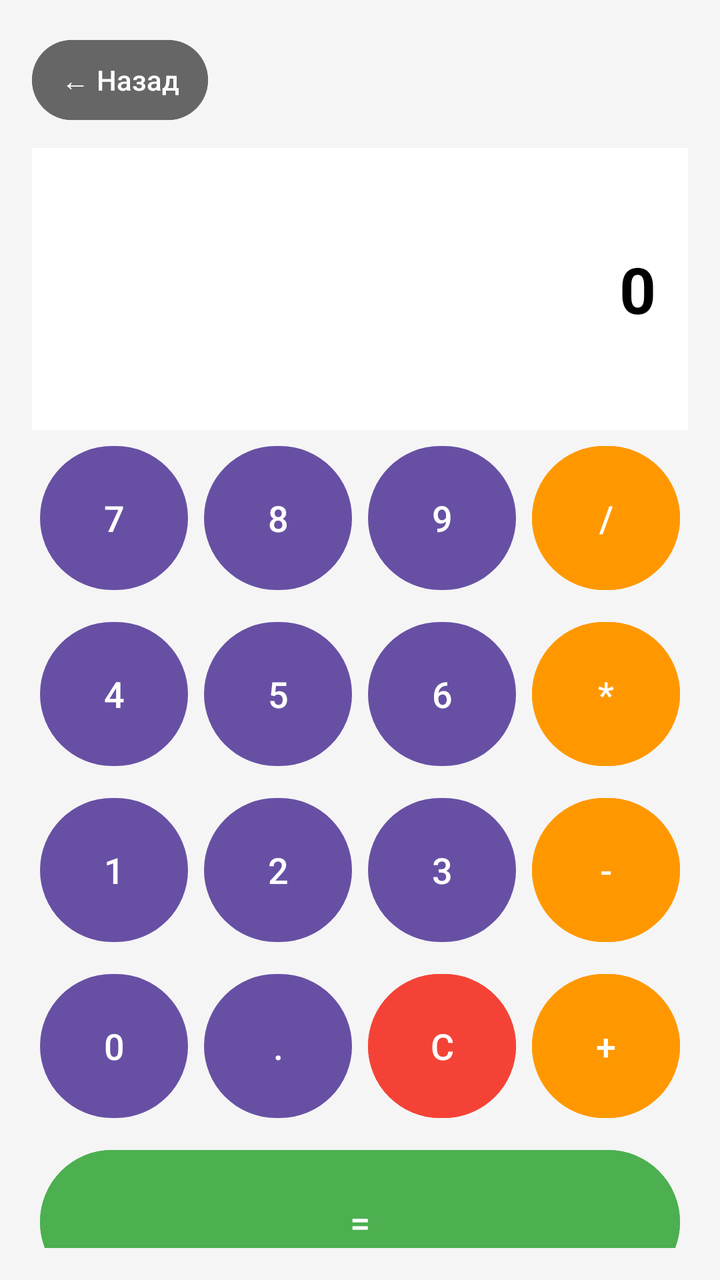
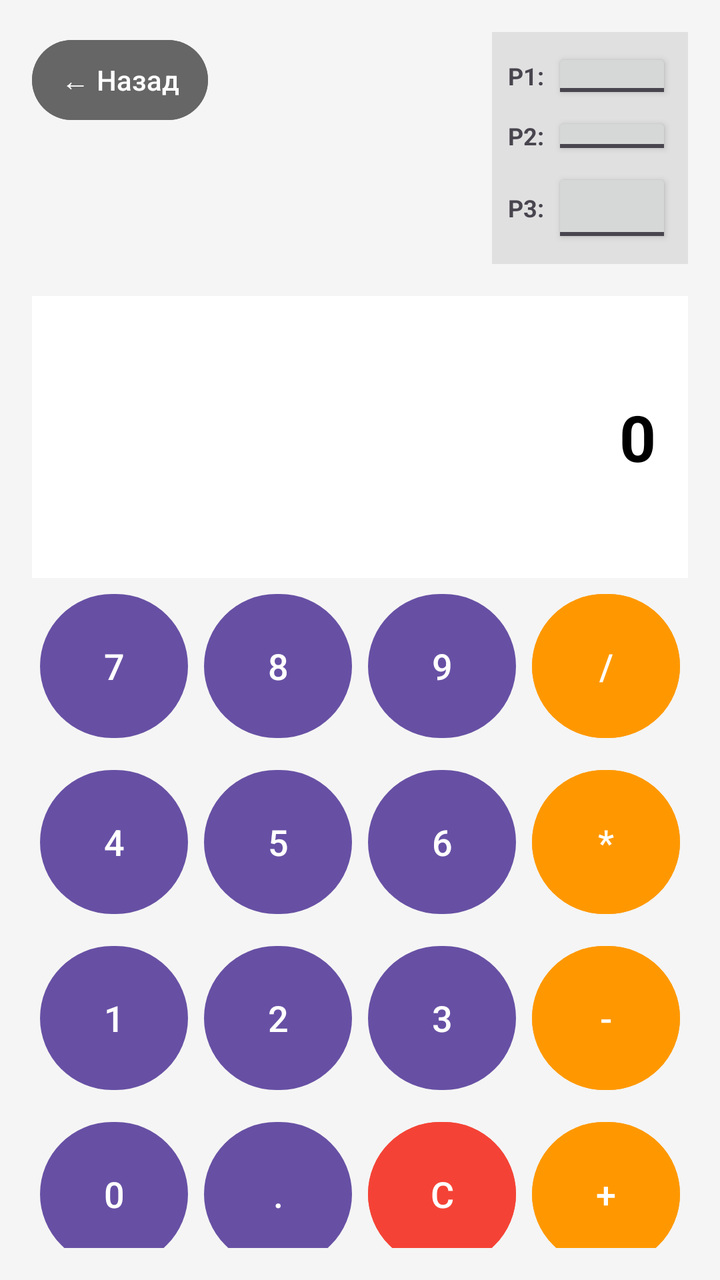

The first picture is an Android layout as it rendered before a commit; the second is the same layout after the commit. The layout source and the unified diff follow.
<!-- AndroidManifest.xml: application theme Theme.Android -->
<!-- res/layout/calc.xml -->
<?xml version="1.0" encoding="utf-8"?>
<LinearLayout xmlns:android="http://schemas.android.com/apk/res/android"
    android:layout_width="match_parent"
    android:layout_height="match_parent"
    android:orientation="vertical"
    android:padding="16dp"
    android:background="#F5F5F5">

    <Button
        android:id="@+id/btn_back_calc"
        android:layout_width="wrap_content"
        android:layout_height="wrap_content"
        android:text="← Назад"
        android:backgroundTint="#666666"
        android:textColor="@color/white"
        android:padding="8dp"
        android:layout_marginBottom="10dp" />

    <TextView
        android:id="@+id/tvResult"
        android:layout_width="match_parent"
        android:layout_height="141dp"
        android:background="#FFFFFF"
        android:gravity="end|center_vertical"
        android:padding="16dp"
        android:text="0"
        android:textSize="32sp"
        android:textStyle="bold"
        android:textColor="#000000" />

    <View
        android:layout_width="match_parent"
        android:layout_height="0dp"
        android:layout_weight="1" />

    <LinearLayout
        android:layout_width="match_parent"
        android:layout_height="wrap_content"
        android:orientation="horizontal">

        <Button
            android:id="@+id/btn_7"
            android:layout_width="0dp"
            android:layout_height="80dp"
            android:layout_margin="4dp"
            android:layout_weight="1"
            android:text="7"
            android:textSize="18sp" />

        <Button
            android:id="@+id/btn_8"
            android:layout_width="0dp"
            android:layout_height="80dp"
            android:layout_margin="4dp"
            android:layout_weight="1"
            android:text="8"
            android:textSize="18sp" />

        <Button
            android:id="@+id/btn_9"
            android:layout_width="0dp"
            android:layout_height="80dp"
            android:layout_margin="4dp"
            android:layout_weight="1"
            android:text="9"
            android:textSize="18sp" />

        <Button
            android:id="@+id/btn_divide"
            android:layout_width="0dp"
            android:layout_height="80dp"
            android:layout_margin="4dp"
            android:layout_weight="1"
            android:backgroundTint="#FF9800"
            android:text="/"
            android:textSize="18sp" />
    </LinearLayout>

    <LinearLayout
        android:layout_width="match_parent"
        android:layout_height="wrap_content"
        android:orientation="horizontal">

        <Button
            android:id="@+id/btn_4"
            android:layout_width="0dp"
            android:layout_height="80dp"
            android:layout_margin="4dp"
            android:layout_weight="1"
            android:text="4"
            android:textSize="18sp" />

        <Button
            android:id="@+id/btn_5"
            android:layout_width="0dp"
            android:layout_height="80dp"
            android:layout_margin="4dp"
            android:layout_weight="1"
            android:text="5"
            android:textSize="18sp" />

        <Button
            android:id="@+id/btn_6"
            android:layout_width="0dp"
            android:layout_height="80dp"
            android:layout_margin="4dp"
            android:layout_weight="1"
            android:text="6"
            android:textSize="18sp" />

        <Button
            android:id="@+id/btn_multiply"
            android:layout_width="0dp"
            android:layout_height="80dp"
            android:layout_margin="4dp"
            android:layout_weight="1"
            android:backgroundTint="#FF9800"
            android:text="*"
            android:textSize="18sp" />
    </LinearLayout>

    <LinearLayout
        android:layout_width="match_parent"
        android:layout_height="wrap_content"
        android:orientation="horizontal">

        <Button
            android:id="@+id/btn_1"
            android:layout_width="0dp"
            android:layout_height="80dp"
            android:layout_margin="4dp"
            android:layout_weight="1"
            android:text="1"
            android:textSize="18sp" />

        <Button
            android:id="@+id/btn_2"
            android:layout_width="0dp"
            android:layout_height="80dp"
            android:layout_margin="4dp"
            android:layout_weight="1"
            android:text="2"
            android:textSize="18sp" />

        <Button
            android:id="@+id/btn_3"
            android:layout_width="0dp"
            android:layout_height="80dp"
            android:layout_margin="4dp"
            android:layout_weight="1"
            android:text="3"
            android:textSize="18sp" />

        <Button
            android:id="@+id/btn_subtract"
            android:layout_width="0dp"
            android:layout_height="80dp"
            android:layout_margin="4dp"
            android:layout_weight="1"
            android:backgroundTint="#FF9800"
            android:text="-"
            android:textSize="18sp" />
    </LinearLayout>

    <LinearLayout
        android:layout_width="match_parent"
        android:layout_height="wrap_content"
        android:orientation="horizontal">

        <Button
            android:id="@+id/btn_0"
            android:layout_width="0dp"
            android:layout_height="80dp"
            android:layout_margin="4dp"
            android:layout_weight="1"
            android:text="0"
            android:textSize="18sp" />

        <Button
            android:id="@+id/btn_dot"
            android:layout_width="0dp"
            android:layout_height="80dp"
            android:layout_margin="4dp"
            android:layout_weight="1"
            android:text="."
            android:textSize="18sp" />

        <Button
            android:id="@+id/btn_clear"
            android:layout_width="0dp"
            android:layout_height="80dp"
            android:layout_margin="4dp"
            android:layout_weight="1"
            android:backgroundTint="#F44336"
            android:text="C"
            android:textSize="18sp" />

        <Button
            android:id="@+id/btn_add"
            android:layout_width="0dp"
            android:layout_height="80dp"
            android:layout_margin="4dp"
            android:layout_weight="1"
            android:backgroundTint="#FF9800"
            android:text="+"
            android:textSize="18sp" />
    </LinearLayout>

    <LinearLayout
        android:layout_width="match_parent"
        android:layout_height="wrap_content"
        android:orientation="horizontal">

        <Button
            android:id="@+id/btn_equals"
            android:layout_width="0dp"
            android:layout_height="80dp"
            android:layout_margin="4dp"
            android:layout_weight="1"
            android:backgroundTint="#4CAF50"
            android:text="="
            android:textSize="18sp" />
    </LinearLayout>

</LinearLayout>
<!-- resources referenced by this layout -->
<resources>
  <color name="white">#FFFFFFFF</color>
  <style name="Theme.Android" parent="Base.Theme.Android" />
  <style name="Base.Theme.Android" parent="Theme.Material3.DayNight.NoActionBar">
          
          
      </style>
</resources>

<!-- the commit's change to res/layout/calc.xml (unified diff, before → after) -->
@@ -6,15 +6,117 @@
     android:padding="16dp"
     android:background="#F5F5F5">
 
-    <Button
-        android:id="@+id/btn_back_calc"
-        android:layout_width="wrap_content"
-        android:layout_height="wrap_content"
-        android:text="← Назад"
-        android:backgroundTint="#666666"
-        android:textColor="@color/white"
-        android:padding="8dp"
-        android:layout_marginBottom="10dp" />
+    
+    <LinearLayout
+        android:layout_width="match_parent"
+        android:layout_height="116dp"
+        android:layout_marginBottom="16dp"
+        android:orientation="horizontal">
+
+        <Button
+            android:id="@+id/btn_back_calc"
+            android:layout_width="wrap_content"
+            android:layout_height="wrap_content"
+            android:backgroundTint="#666666"
+            android:padding="8dp"
+            android:text="← Назад"
+            android:textColor="@android:color/white" />
+
+        <Space
+            android:layout_width="0dp"
+            android:layout_height="wrap_content"
+            android:layout_weight="1" />
+
+        
+        <LinearLayout
+            android:layout_width="wrap_content"
+            android:layout_height="wrap_content"
+            android:background="#E0E0E0"
+            android:orientation="vertical"
+            android:padding="8dp">
+
+            
+            <LinearLayout
+                android:layout_width="wrap_content"
+                android:layout_height="28dp"
+                android:gravity="center_vertical"
+                android:orientation="horizontal">
+
+                <TextView
+                    android:layout_width="wrap_content"
+                    android:layout_height="wrap_content"
+                    android:layout_marginEnd="4dp"
+                    android:text="Р1:"
+                    android:textSize="12sp"
+                    android:textStyle="bold" />
+
+                <ToggleButton
+                    android:id="@+id/toggle_mode1"
+                    android:layout_width="wrap_content"
+                    android:layout_height="wrap_content"
+                    android:minWidth="60dp"
+                    android:minHeight="40dp"
+                    android:textOff=""
+                    android:textOn="" />
+            </LinearLayout>
+
+            
+            <LinearLayout
+                android:layout_width="wrap_content"
+                android:layout_height="24dp"
+                android:layout_marginTop="4dp"
+                android:gravity="center_vertical"
+                android:orientation="horizontal">
+
+                <TextView
+                    android:layout_width="wrap_content"
+                    android:layout_height="wrap_content"
+                    android:layout_marginEnd="4dp"
+                    android:text="Р2:"
+                    android:textSize="12sp"
+                    android:textStyle="bold" />
+
+                <ToggleButton
+                    android:id="@+id/toggle_mode2"
+                    android:layout_width="wrap_content"
+                    android:layout_height="wrap_content"
+                    android:minWidth="60dp"
+                    android:minHeight="40dp"
+                    android:textOff=""
+                    android:textOn="" />
+            </LinearLayout>
+
+            
+            <LinearLayout
+                android:layout_width="wrap_content"
+                android:layout_height="wrap_content"
+                android:layout_marginTop="4dp"
+                android:gravity="center_vertical"
+                android:orientation="horizontal">
+
+                <TextView
+                    android:layout_width="wrap_content"
+                    android:layout_height="wrap_content"
+                    android:layout_marginEnd="4dp"
+                    android:text="Р3:"
+                    android:textSize="12sp"
+                    android:textStyle="bold" />
+
+                <ToggleButton
+                    android:id="@+id/toggle_mode3"
+                    android:layout_width="wrap_content"
+                    android:layout_height="wrap_content"
+                    android:minWidth="60dp"
+                    android:minHeight="40dp"
+                    android:textOff=""
+                    android:textOn="" />
+            </LinearLayout>
+
+        </LinearLayout>
+
+    </LinearLayout>
+
+
 
     <TextView
         android:id="@+id/tvResult"
<!-- resource entries referenced after the edit -->
@@ -1,6 +1,5 @@
 <!-- resources referenced by this layout -->
 <resources>
-  <color name="white">#FFFFFFFF</color>
   <style name="Theme.Android" parent="Base.Theme.Android" />
   <style name="Base.Theme.Android" parent="Theme.Material3.DayNight.NoActionBar">
           
